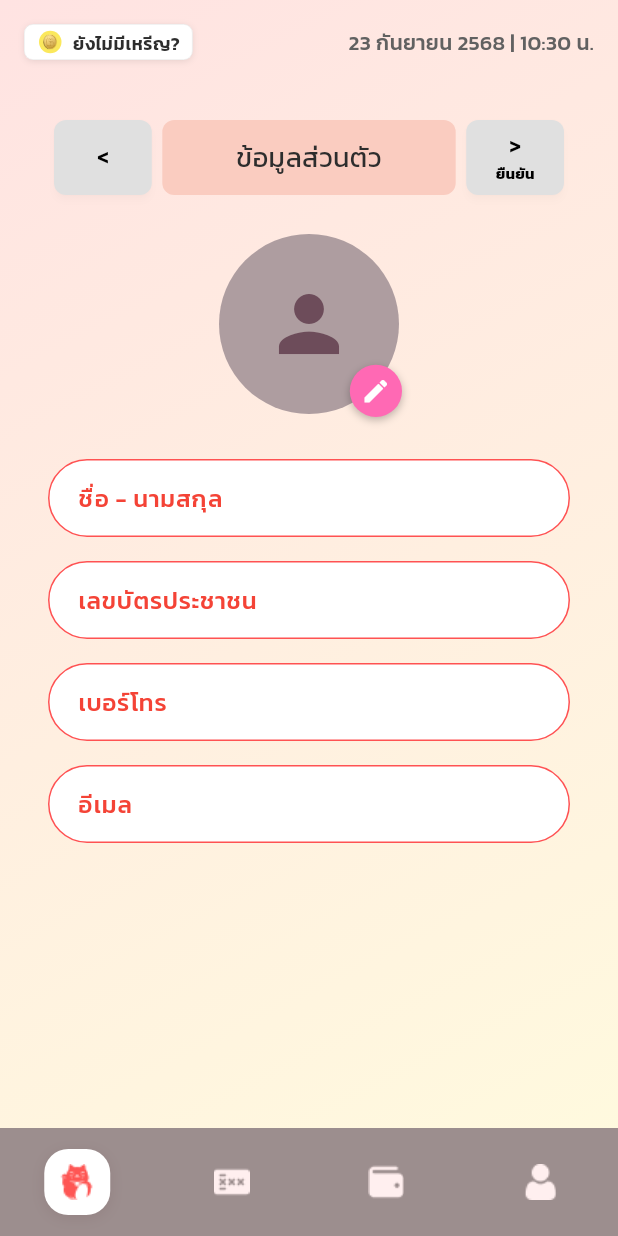
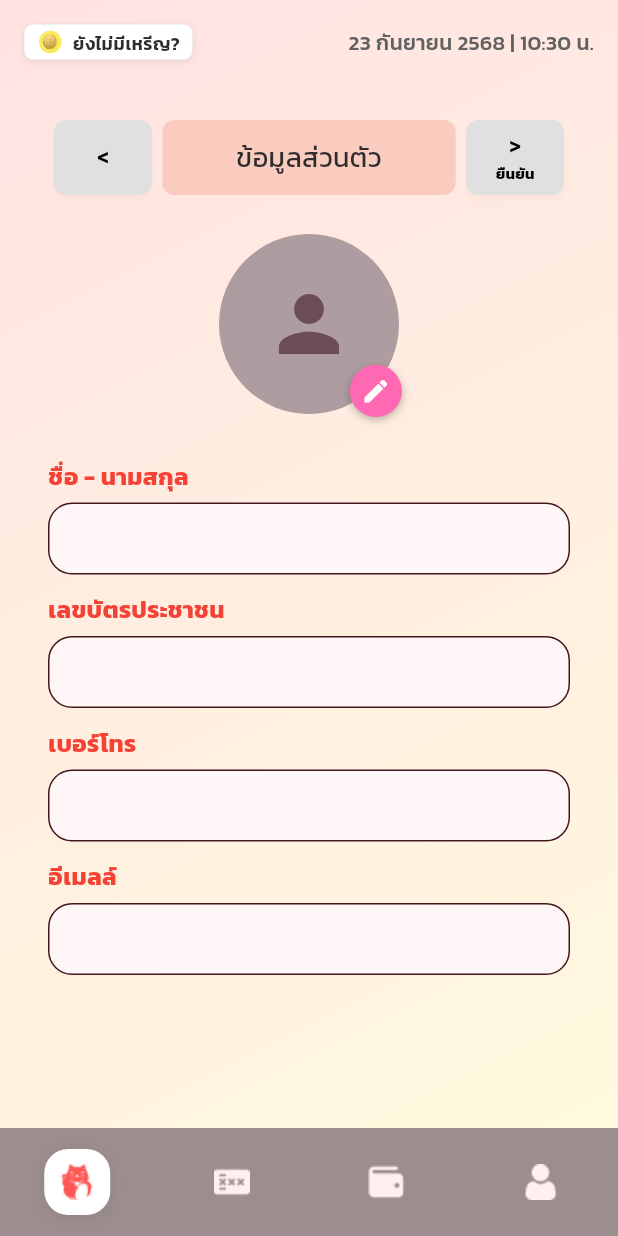
Before and after one commit to TheeraphatStudent/Locatto, a Flutter app: the Profile_Detail widget shown alone on an empty page, opened directly, on a phone screen of 412 x 824 dp. Run offline on Flutter 3.47's test engine with Material 3 defaults, Android fonts, the light colour scheme and no system bars; our stand-ins replace file_picker, flutter_secure_storage, qr_flutter; missing offline and left inert: dart_jsonwebtoken, flutter_popup_card; accounts and stored records are empty; project files that could hold a hidden picture were left out.

Commit message:
Update_profile_detail

```diff
--- a/app/lib/main.dart
+++ b/app/lib/main.dart
@@ -121,7 +121,7 @@ class _MyAppState extends State<MyApp> {
     return MaterialApp(
       theme: AppTheme.lightTheme,
       home: _homeWidget,
-      // initialRoute: '/test',
+       initialRoute: '/profile',
       routes: {
         '/login': (context) => const LoginPage(),
         '/register': (context) => const RegisterPage(),
--- a/app/lib/pages/profile_detail.dart
+++ b/app/lib/pages/profile_detail.dart
@@ -7,6 +7,7 @@ import 'package:app/components/MainLayout.dart';
 import 'package:app/components/Usernavigator.dart';
 import 'package:app/components/Avatar.dart';
 import 'package:app/service/auth.dart';
+import 'package:app/components/Input.dart';
 
 class Profile_Detail extends StatefulWidget {
   const Profile_Detail({super.key});
@@ -116,10 +117,66 @@ class _Profile_DetailPageState extends State<Profile_Detail> {
                 const SizedBox(height: 10),
                 const Avatar(),
                 const SizedBox(height: 30),
-                _buildTextField("ชื่อ - นามสกุล", _nameController),
-                _buildTextField("เลขบัตรประชาชน", _idController),
-                _buildTextField("เบอร์โทร", _phoneController),
-                _buildTextField("อีเมล", _emailController),
+
+                ///ชื่อ - นามสกุล
+                const Text(
+                  "ชื่อ - นามสกุล",
+                  style: TextStyle(
+                    fontSize: 16,
+                    fontWeight: FontWeight.bold,
+                    color: Colors.red,
+                    ),
+                  ),
+                  const SizedBox(height: 6),
+                Input(
+                  controller: _nameController,
+                ),
+                  const SizedBox(height: 12),
+
+                  ///เลขบัตรประชานชน
+                  const Text(
+                  "เลขบัตรประชาชน",
+                  style: TextStyle(
+                    fontSize: 16,
+                    fontWeight: FontWeight.bold,
+                    color: Colors.red,
+                    ),
+                  ),
+                  const SizedBox(height: 6),
+                Input(
+                  controller: _idController,
+                ),
+                  const SizedBox(height: 12),
+
+                  ///เบอร์โทร
+                  const Text(
+                  "เบอร์โทร",
+                  style: TextStyle(
+                    fontSize: 16,
+                    fontWeight: FontWeight.bold,
+                    color: Colors.red,
+                    ),
+                  ),
+                  const SizedBox(height: 6),
+                Input(
+                  controller: _phoneController,
+                ),
+                  const SizedBox(height: 12),
+
+                  ///Email
+                  const Text(
+                  "อีเมลล์",
+                  style: TextStyle(
+                    fontSize: 16,
+                    fontWeight: FontWeight.bold,
+                    color: Colors.red,
+                    ),
+                  ),
+                  const SizedBox(height: 6),
+                Input(
+                  controller: _emailController,
+                ),
+                  const SizedBox(height: 12),
               ],
             ),
           ),
@@ -127,34 +184,4 @@ class _Profile_DetailPageState extends State<Profile_Detail> {
       ),
     );
   }
-
-  Widget _buildTextField(String label, TextEditingController controller) {
-    return Container(
-      margin: const EdgeInsets.only(bottom: 16),
-      child: TextField(
-        controller: controller,
-        decoration: InputDecoration(
-          labelText: label,
-          labelStyle: const TextStyle(
-            color: Colors.red,
-            fontWeight: FontWeight.w500,
-          ),
-          filled: true,
-          fillColor: Colors.white,
-          contentPadding: const EdgeInsets.symmetric(
-            horizontal: 16,
-            vertical: 14,
-          ),
-          enabledBorder: OutlineInputBorder(
-            borderRadius: BorderRadius.circular(30),
-            borderSide: const BorderSide(color: Colors.redAccent),
-          ),
-          focusedBorder: OutlineInputBorder(
-            borderRadius: BorderRadius.circular(12),
-            borderSide: const BorderSide(color: Colors.red, width: 2),
-          ),
-        ),
-      ),
-    );
-  }
 }
```
Also changed, not shown: app/pubspec.lock.
